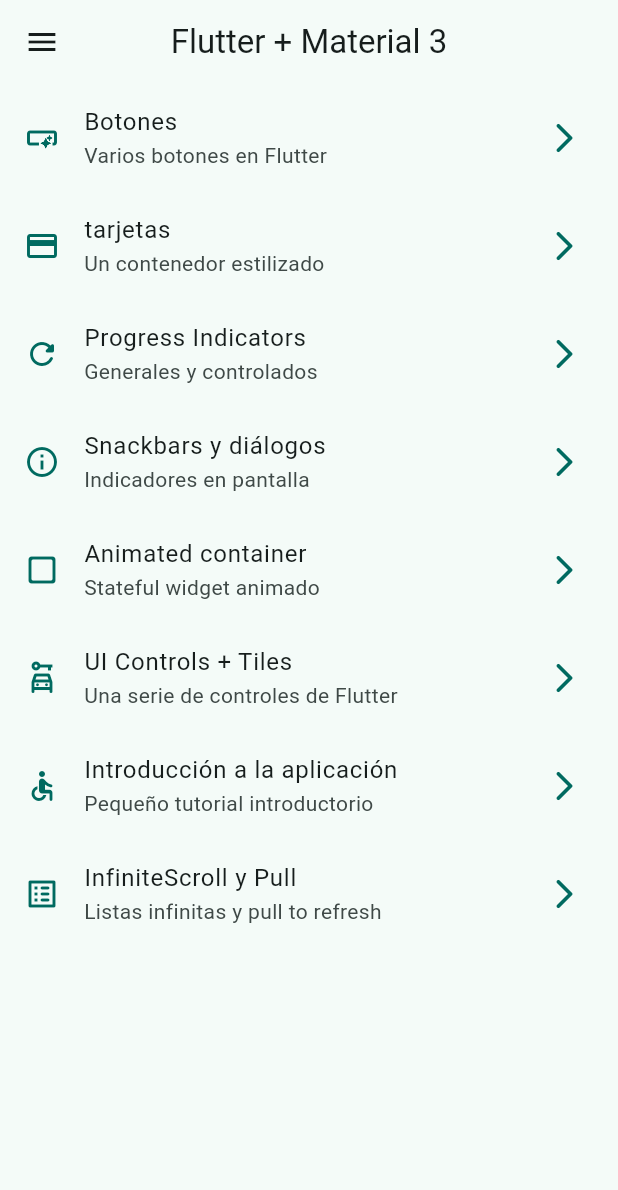
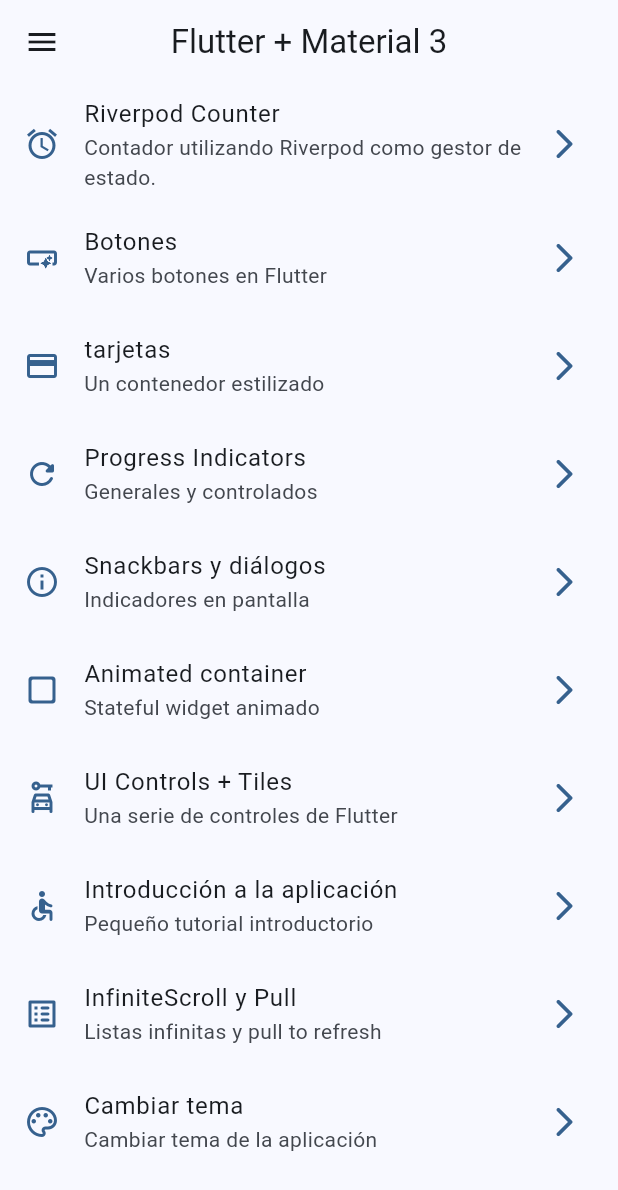
Before and after one commit to GerardSeef/widget_app, a Flutter app: the screen it shows after launch, on a phone screen of 412 x 824 dp. Shown: the top 1190 px of the screen. Run offline on Flutter 3.47's test engine with Material 2 defaults, Android fonts, the phone set to English and light mode, and no system bars; our stand-ins replace animate_do, flutter_riverpod, go_router.

Commit message:
antes de state notifier

```diff
--- a/lib/config/menu/menu_items.dart
+++ b/lib/config/menu/menu_items.dart
@@ -14,6 +14,14 @@ class MenuItem {
 }
 
 const appMenuItems = <MenuItem>[
+
+  MenuItem(
+    title: 'Riverpod Counter',
+    subTitle: 'Contador utilizando Riverpod como gestor de estado.',
+    link: '/counter_screen',
+    icon: Icons.access_alarm_sharp
+  ),
+
   MenuItem(
     title: 'Botones',
     subTitle: 'Varios botones en Flutter',
@@ -68,4 +76,13 @@ const appMenuItems = <MenuItem>[
     link: '/infinite',
     icon: Icons.list_alt_rounded
   ),
+
+  MenuItem(
+    title: 'Cambiar tema',
+    subTitle: 'Cambiar tema de la aplicación',
+    link: '/theme_changer',
+    icon: Icons.color_lens_outlined
+  ),
+
+
 ];
--- a/lib/config/router/app_router.dart
+++ b/lib/config/router/app_router.dart
@@ -1,5 +1,6 @@
 import 'package:go_router/go_router.dart';
 import 'package:widget_app/presentation/screens/screens.dart';
+
 
 
 // GoRouter configuration
@@ -51,5 +52,15 @@ final appRouter = GoRouter(
       name: InfiniteScrollScreen.name,
       builder: (context, state) => const InfiniteScrollScreen(),
     ),
+    GoRoute(
+      path: '/counter_screen',
+      name: CounterScreen.name,
+      builder: (context, state) => const CounterScreen(),
+    ),
+     GoRoute(
+      path: '/theme_changer',
+      name: ThemeChangerscreen.name,
+      builder: (context, state) => const ThemeChangerscreen(),
+    ),
   ],
 );
--- a/lib/config/theme/app_theme.dart
+++ b/lib/config/theme/app_theme.dart
@@ -13,16 +13,21 @@ const colorList = <Color>[
 
 class AppTheme {
   final int selectedColor;
+  final bool isDarkMode;
 
-  AppTheme({this.selectedColor = 0})
-      : assert(selectedColor >= 0, 'Selected color must be greater then 0'),
-        assert(selectedColor < colorList.length, 'Selected color must be less or equal then ${ colorList.length - 1 }');
+  AppTheme({
+    this.selectedColor = 0,
+    this.isDarkMode = false,
+  })
+    : assert(selectedColor >= 0, 'Selected color must be greater then 0'),
+      assert(selectedColor < colorList.length,
+          'Selected color must be less or equal then ${colorList.length - 1}');
 
   ThemeData getTheme() => ThemeData(
-    useMaterial3: true,
-    colorSchemeSeed: colorList[selectedColor],
-    appBarTheme: const AppBarTheme(
-       centerTitle: true,
-    )
-  );
+      useMaterial3: true,
+      brightness: isDarkMode ? Brightness.dark  : Brightness.light,
+      colorSchemeSeed: colorList[selectedColor],
+      appBarTheme: const AppBarTheme(
+        centerTitle: true,
+      ));
 }
--- a/lib/main.dart
+++ b/lib/main.dart
@@ -1,24 +1,26 @@
 import 'package:flutter/material.dart';
+import 'package:flutter_riverpod/flutter_riverpod.dart';
 import 'package:widget_app/config/router/app_router.dart';
 import 'package:widget_app/config/theme/app_theme.dart';
-
+import 'package:widget_app/presentation/providers/theme_provider.dart';
 
 void main() {
-  runApp(const MainApp());
+  runApp(const ProviderScope(child: MainApp()));
 }
 
-class MainApp extends StatelessWidget {
+class MainApp extends ConsumerWidget {
   const MainApp({super.key});
 
   @override
-  Widget build(BuildContext context) {
+  Widget build(BuildContext context, WidgetRef ref) {
+    final bool isDarkMode = ref.watch(isDarkModeProvider);
+    final int selectedColor = ref.watch(selectedColorProvider);
+
     return MaterialApp.router(
       title: 'Flutter Widgets',
       routerConfig: appRouter,
       debugShowCheckedModeBanner: false,
-      theme: AppTheme(selectedColor: 1).getTheme(),
-
-
+      theme: AppTheme(selectedColor: selectedColor, isDarkMode: isDarkMode).getTheme(),
     );
   }
 }
--- /dev/null
+++ b/lib/presentation/providers/counter_provider.dart
@@ -0,0 +1,3 @@
+import 'package:flutter_riverpod/flutter_riverpod.dart';
+
+final counterProvider = StateProvider((ref) => 5);
--- /dev/null
+++ b/lib/presentation/providers/theme_provider.dart
@@ -0,0 +1,8 @@
+import 'package:flutter_riverpod/flutter_riverpod.dart';
+import 'package:widget_app/config/theme/app_theme.dart';
+
+final colorListProvider = Provider((ref) => colorList);
+
+final isDarkModeProvider = StateProvider<bool>((ref) => false);
+
+final selectedColorProvider = StateProvider<int>((ref) => 0);
--- a/lib/presentation/screens/home/home_screen.dart
+++ b/lib/presentation/screens/home/home_screen.dart
@@ -9,12 +9,16 @@ class HomeScreen extends StatelessWidget {
 
   @override
   Widget build(BuildContext context) {
+
+    final scaffoldKey = GlobalKey<ScaffoldState>();
+
     return Scaffold(
+      key: scaffoldKey,
       appBar: AppBar(
         title: const Text('Flutter + Material 3'),
       ),
       body: const _HomeView(),
-      drawer: const SideMenu(),
+      drawer: SideMenu(scaffoldKey: scaffoldKey,),
     );
   }
 }
@@ -43,6 +47,7 @@ class _CustomListTile extends StatelessWidget {
 
   @override
   Widget build(BuildContext context) {
+
     final colors = Theme.of(context).colorScheme;
     return ListTile(
       leading: Icon(
--- a/lib/presentation/screens/screens.dart
+++ b/lib/presentation/screens/screens.dart
@@ -1,3 +1,4 @@
+export 'package:widget_app/presentation/screens/theme_changer/theme_changer_screen.dart';
 export 'package:widget_app/presentation/buttons/buttons_screen.dart';
 export 'package:widget_app/presentation/cards/cards_screen.dart';
 export 'package:widget_app/presentation/screens/animated/animated_screen.dart';
@@ -7,3 +8,4 @@ export 'package:widget_app/presentation/screens/infinite_scroll/infinite_scroll_
 export 'package:widget_app/presentation/screens/progress/progress_screen.dart';
 export 'package:widget_app/presentation/screens/snackbarr/snackbarr_screen.dart';
 export 'package:widget_app/presentation/screens/ui_controls/ui_controls_screen.dart';
+export 'package:widget_app/presentation/counter/counter_screen.dart';
--- a/pubspec.yaml
+++ b/pubspec.yaml
@@ -10,6 +10,7 @@ dependencies:
   animate_do: ^3.1.2
   flutter:
     sdk: flutter
+  flutter_riverpod: ^2.4.5
   go_router: ^12.0.0
   http: ^1.1.0
 
```
Also changed, not shown: lib/presentation/counter/counter_screen.dart (added, +47 -0 lines), lib/presentation/screens/theme_changer/theme_changer_screen.dart (added, +58 -0 lines), lib/presentation/screens/widgets/side_menu.dart (+17 -17 lines), pubspec.lock.
